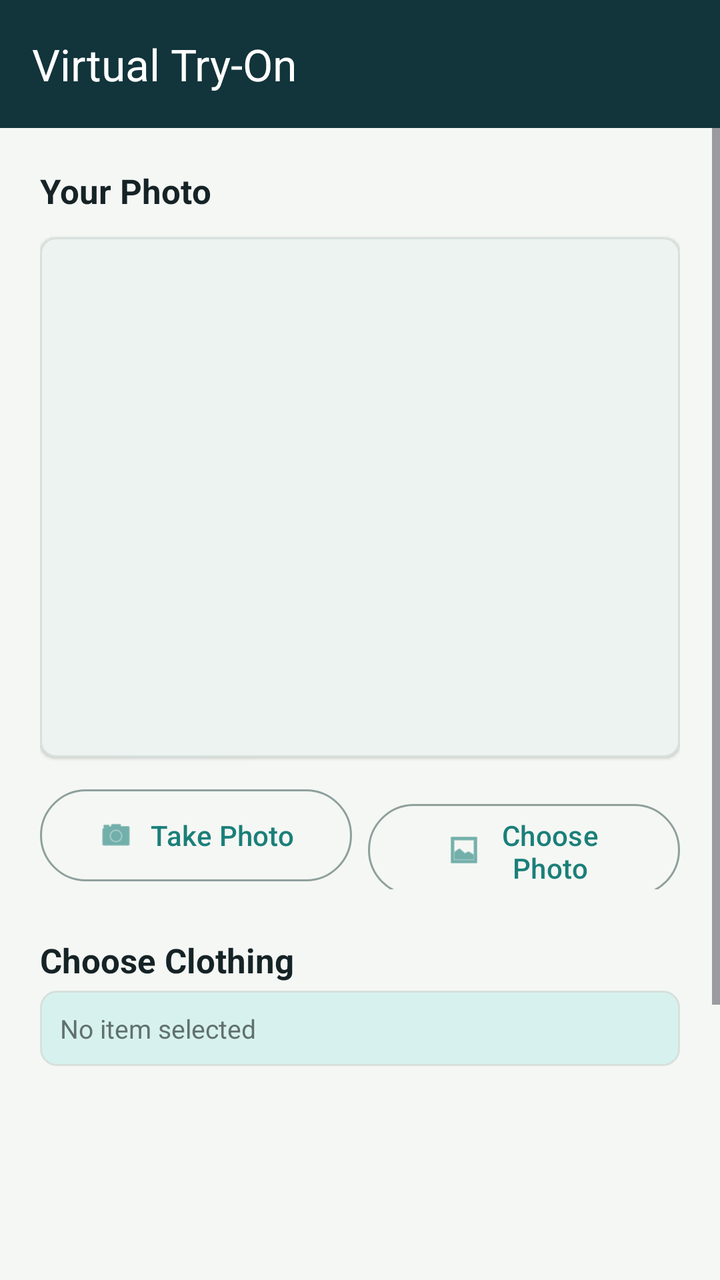
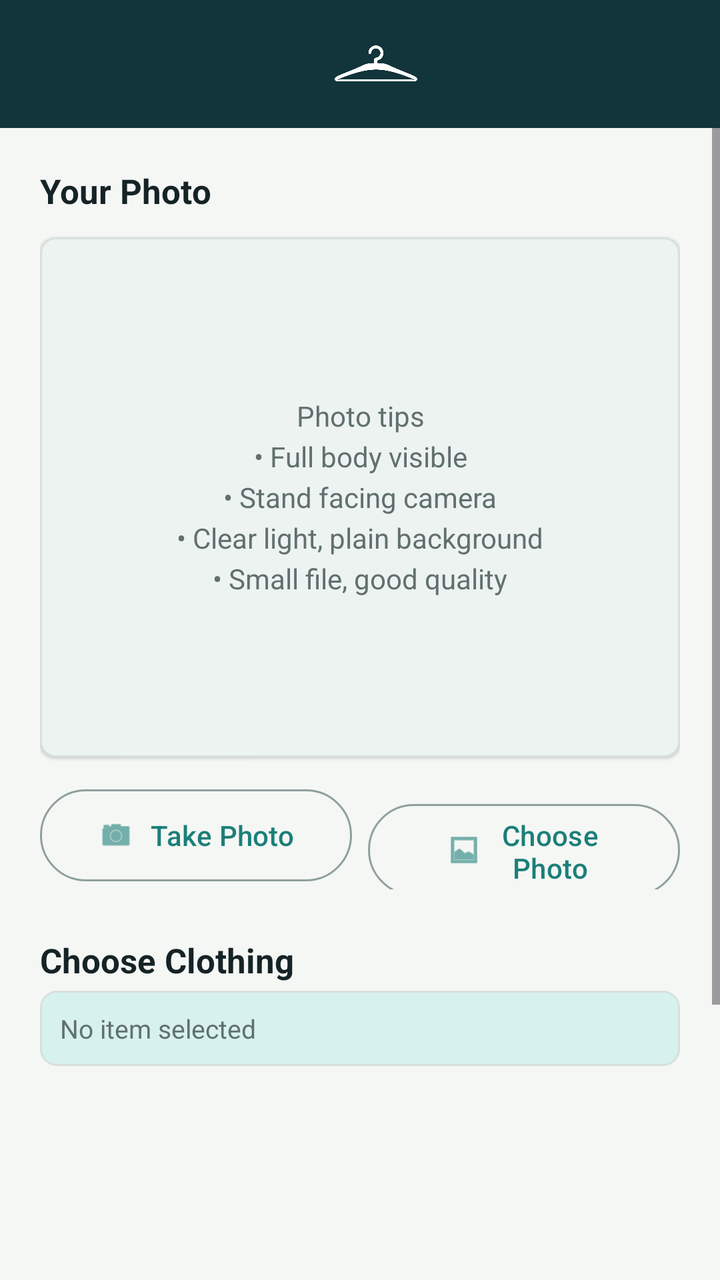

Before-and-after screenshots of an Android layout around one commit, followed by the original layout XML and the change that was made.
<!-- AndroidManifest.xml: application theme Theme.SmartFitApp -->
<!-- res/layout/activity_tryon.xml -->
<?xml version="1.0" encoding="utf-8"?>
<LinearLayout xmlns:android="http://schemas.android.com/apk/res/android"
    xmlns:app="http://schemas.android.com/apk/res-auto"
    android:layout_width="match_parent"
    android:layout_height="match_parent"
    android:orientation="vertical"
    android:background="@color/background">

    <com.google.android.material.appbar.MaterialToolbar
        android:id="@+id/toolbar"
        android:layout_width="match_parent"
        android:layout_height="?attr/actionBarSize"
        app:title="Virtual Try-On"
        style="@style/SmartFit.Toolbar" />

    <ScrollView
        android:layout_width="match_parent"
        android:layout_height="0dp"
        android:layout_weight="1">

        <LinearLayout
            android:layout_width="match_parent"
            android:layout_height="wrap_content"
            android:orientation="vertical"
            android:paddingStart="@dimen/screen_padding"
            android:paddingEnd="@dimen/screen_padding"
            android:paddingTop="20dp"
            android:paddingBottom="24dp">

            
            <TextView
                android:layout_width="match_parent"
                android:layout_height="wrap_content"
                android:text="Your Photo"
                style="@style/Text.SectionTitle"
                android:layout_marginBottom="@dimen/element_gap" />

            <com.google.android.material.card.MaterialCardView
                android:layout_width="match_parent"
                android:layout_height="wrap_content"
                app:cardCornerRadius="@dimen/card_radius"
                app:cardElevation="1dp"
                app:strokeColor="@color/outline_variant"
                app:strokeWidth="1dp"
                app:cardBackgroundColor="@color/image_placeholder">

                <ImageView
                    android:id="@+id/selectedImagePreview"
                    android:layout_width="match_parent"
                    android:layout_height="260dp"
                    android:adjustViewBounds="true"
                    android:contentDescription="Selected try-on photo"
                    android:scaleType="fitCenter" />

            </com.google.android.material.card.MaterialCardView>

            
            <LinearLayout
                android:layout_width="match_parent"
                android:layout_height="wrap_content"
                android:layout_marginTop="12dp"
                android:orientation="horizontal">

                <com.google.android.material.button.MaterialButton
                    android:id="@+id/cameraButton"
                    style="@style/Widget.Material3.Button.OutlinedButton"
                    android:layout_width="0dp"
                    android:layout_height="@dimen/button_height"
                    android:layout_weight="1"
                    android:text="Take Photo"
                    android:textAllCaps="false"
                    app:icon="@android:drawable/ic_menu_camera"
                    app:iconGravity="textStart"
                    app:iconPadding="8dp" />

                <com.google.android.material.button.MaterialButton
                    android:id="@+id/galleryButton"
                    style="@style/Widget.Material3.Button.OutlinedButton"
                    android:layout_width="0dp"
                    android:layout_height="@dimen/button_height"
                    android:layout_marginStart="@dimen/small_gap"
                    android:layout_weight="1"
                    android:text="Choose Photo"
                    android:textAllCaps="false"
                    app:icon="@android:drawable/ic_menu_gallery"
                    app:iconGravity="textStart"
                    app:iconPadding="8dp" />
            </LinearLayout>

            
            <TextView
                android:layout_width="match_parent"
                android:layout_height="wrap_content"
                android:layout_marginTop="@dimen/large_gap"
                android:layout_marginBottom="4dp"
                android:text="Choose Clothing"
                style="@style/Text.SectionTitle" />

            <TextView
                android:id="@+id/selectedItemText"
                android:layout_width="match_parent"
                android:layout_height="wrap_content"
                android:layout_marginBottom="10dp"
                android:padding="10dp"
                android:background="@drawable/bg_status_soft"
                android:text="No item selected"
                android:textColor="@color/on_surface_variant"
                android:textSize="13sp" />

            <androidx.recyclerview.widget.RecyclerView
                android:id="@+id/clothingRecyclerView"
                android:layout_width="match_parent"
                android:layout_height="188dp"
                android:nestedScrollingEnabled="false" />

            
            <com.google.android.material.button.MaterialButton
                android:id="@+id/generateButton"
                style="@style/Widget.Material3.Button"
                android:layout_width="match_parent"
                android:layout_height="@dimen/button_height"
                android:layout_marginTop="12dp"
                android:enabled="false"
                android:text="Generate Try-On"
                android:textAllCaps="false"
                app:icon="@android:drawable/ic_media_play"
                app:iconGravity="textStart"
                app:iconPadding="8dp" />

            <ProgressBar
                android:id="@+id/progressBar"
                android:layout_width="wrap_content"
                android:layout_height="wrap_content"
                android:layout_gravity="center_horizontal"
                android:layout_marginTop="@dimen/card_padding"
                android:visibility="gone" />

            
            <TextView
                android:id="@+id/resultTitle"
                android:layout_width="match_parent"
                android:layout_height="wrap_content"
                android:layout_marginTop="18dp"
                android:textColor="@color/on_surface"
                android:textSize="16sp"
                android:textStyle="bold"
                android:visibility="gone" />

            <ImageView
                android:id="@+id/resultImage"
                android:layout_width="match_parent"
                android:layout_height="280dp"
                android:layout_marginTop="10dp"
                android:adjustViewBounds="true"
                android:background="@color/image_placeholder"
                android:contentDescription="Generated try-on result"
                android:scaleType="fitCenter"
                android:visibility="gone" />

            <TextView
                android:id="@+id/warningText"
                android:layout_width="match_parent"
                android:layout_height="wrap_content"
                android:layout_marginTop="@dimen/small_gap"
                style="@style/Text.Warning"
                android:visibility="gone" />

            <TextView
                android:id="@+id/fittingSummaryText"
                android:layout_width="match_parent"
                android:layout_height="wrap_content"
                android:layout_marginTop="@dimen/element_gap"
                style="@style/Text.Success"
                android:textSize="14sp"
                android:visibility="gone" />

        </LinearLayout>
    </ScrollView>
</LinearLayout>
<!-- resources referenced by this layout -->
<resources>
  <color name="background">#F5F7F4</color>
  <color name="image_placeholder">#EDF3F1</color>
  <color name="on_surface">#162326</color>
  <color name="on_surface_variant">#61706F</color>
  <color name="outline_variant">#D7E0DD</color>
  <dimen name="button_height">54dp</dimen>
  <dimen name="card_padding">18dp</dimen>
  <dimen name="card_radius">8dp</dimen>
  <dimen name="element_gap">12dp</dimen>
  <dimen name="large_gap">24dp</dimen>
  <dimen name="screen_padding">20dp</dimen>
  <dimen name="small_gap">8dp</dimen>
  <!-- drawable bg_status_soft (drawable) -->
  <?xml version="1.0" encoding="utf-8"?>
  <shape xmlns:android="http://schemas.android.com/apk/res/android">
      <solid android:color="@color/primary_container" />
      <corners android:radius="@dimen/small_radius" />
      <stroke
          android:width="1dp"
          android:color="@color/outline_variant" />
  </shape>
  <style name="SmartFit.Toolbar" parent="Widget.Material3.Toolbar">
          <item name="android:background">@color/primary_dark</item>
          <item name="titleTextColor">@color/on_primary</item>
          <item name="navigationIconTint">@color/on_primary</item>
      </style>
  <style name="Text.SectionTitle">
          <item name="android:textColor">@color/on_surface</item>
          <item name="android:textStyle">bold</item>
          <item name="android:textSize">17sp</item>
      </style>
  <style name="Text.Success">
          <item name="android:textColor">@color/success</item>
          <item name="android:textSize">13sp</item>
      </style>
  <style name="Text.Warning">
          <item name="android:textColor">@color/warning</item>
          <item name="android:textSize">13sp</item>
      </style>
  <style name="Theme.SmartFitApp" parent="Base.Theme.SmartFitApp" />
  <color name="primary_container">#D7F2EE</color>
  <dimen name="small_radius">8dp</dimen>
  <color name="primary_dark">#12343B</color>
  <color name="on_primary">#FFFFFF</color>
  <color name="success">#22744C</color>
  <color name="warning">#9A5A19</color>
  <color name="primary">#1B7F79</color>
  <color name="on_primary_container">#052927</color>
  <color name="secondary">#B85C38</color>
  <color name="on_secondary">#FFFFFF</color>
  <color name="secondary_container">#FFE2D5</color>
  <color name="on_secondary_container">#3D1608</color>
  <color name="surface">#FFFFFF</color>
  <color name="surface_variant">#E8F0ED</color>
  <color name="error">#B3261E</color>
  <color name="on_error">#FFFFFF</color>
  <color name="error_container">#F9DEDC</color>
  <color name="on_error_container">#410E0B</color>
  <color name="outline">#8EA09D</color>
  <!-- unchanged entries left out for length: 1 -->
</resources>

<!-- the commit's change to res/layout/activity_tryon.xml (unified diff, before → after) -->
@@ -11,6 +11,8 @@
         android:layout_width="match_parent"
         android:layout_height="?attr/actionBarSize"
         app:title="Virtual Try-On"
+        app:logo="@drawable/logo_white"
+        app:logoDescription="SmartFit logo"
         style="@style/SmartFit.Toolbar" />
 
     <ScrollView
@@ -44,13 +46,32 @@
                 app:strokeWidth="1dp"
                 app:cardBackgroundColor="@color/image_placeholder">
 
-                <ImageView
-                    android:id="@+id/selectedImagePreview"
+                <FrameLayout
                     android:layout_width="match_parent"
-                    android:layout_height="260dp"
-                    android:adjustViewBounds="true"
-                    android:contentDescription="Selected try-on photo"
-                    android:scaleType="fitCenter" />
+                    android:layout_height="260dp">
+
+                    <ImageView
+                        android:id="@+id/selectedImagePreview"
+                        android:layout_width="match_parent"
+                        android:layout_height="match_parent"
+                        android:adjustViewBounds="true"
+                        android:contentDescription="Selected try-on photo"
+                        android:scaleType="fitCenter" />
+
+                    <TextView
+                        android:id="@+id/photoInstructionsText"
+                        android:layout_width="match_parent"
+                        android:layout_height="wrap_content"
+                        android:layout_gravity="center"
+                        android:gravity="center"
+                        android:lineSpacingExtra="4dp"
+                        android:paddingStart="24dp"
+                        android:paddingEnd="24dp"
+                        android:text="Photo tips\n• Full body visible\n• Stand facing camera\n• Clear light, plain background\n• Small file, good quality"
+                        android:textColor="@color/on_surface_variant"
+                        android:textSize="14sp" />
+
+                </FrameLayout>
 
             </com.google.android.material.card.MaterialCardView>
 
<!-- resource entries referenced after the edit -->
@@ -21,6 +21,7 @@
           android:width="1dp"
           android:color="@color/outline_variant" />
   </shape>
+  <!-- drawable logo_white: png bitmap (drawable, 717925 bytes) -->
   <style name="SmartFit.Toolbar" parent="Widget.Material3.Toolbar">
           <item name="android:background">@color/primary_dark</item>
           <item name="titleTextColor">@color/on_primary</item>
